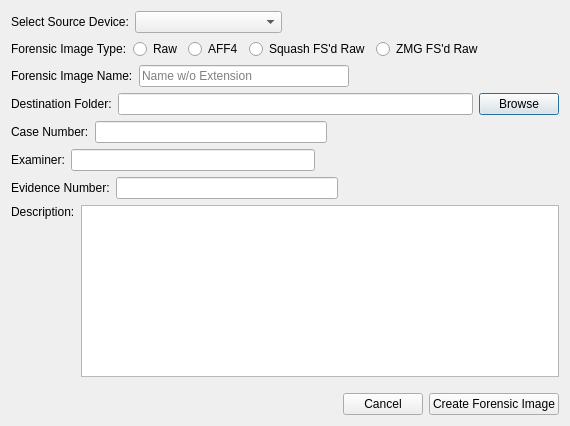
Old version of the form newforimg.ui in the repository pjrinaldi/wombatforensics.
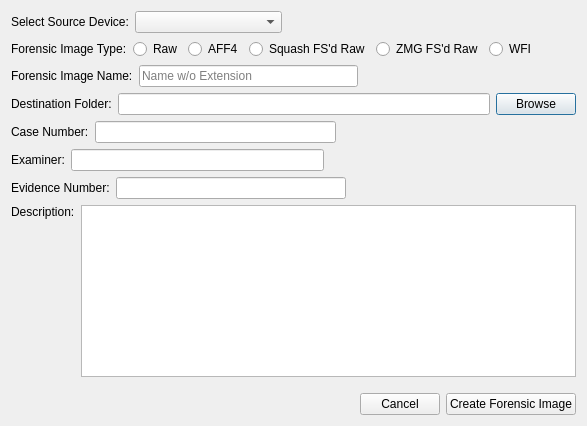
New version of the form. Icons and pictures are not drawn.

Diff of the .ui file:
```diff
--- a/newforimg.ui
+++ b/newforimg.ui
@@ -9,7 +9,7 @@
    <rect>
     <x>0</x>
     <y>0</y>
-    <width>570</width>
+    <width>587</width>
     <height>426</height>
    </rect>
   </property>
@@ -95,6 +95,13 @@
        </property>
       </widget>
      </item>
+     <item>
+      <widget class="QRadioButton" name="wfiradio">
+       <property name="text">
+        <string>WFI</string>
+       </property>
+      </widget>
+     </item>
      <item>
       <spacer name="horizontalSpacer_2">
        <property name="orientation">
```
